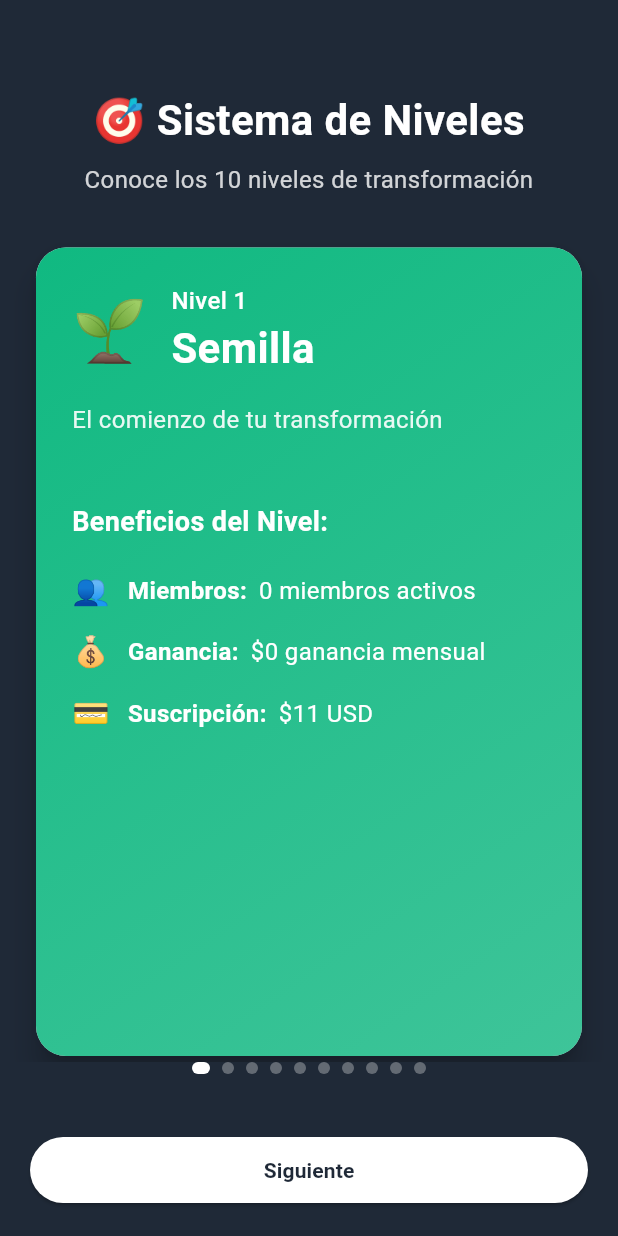
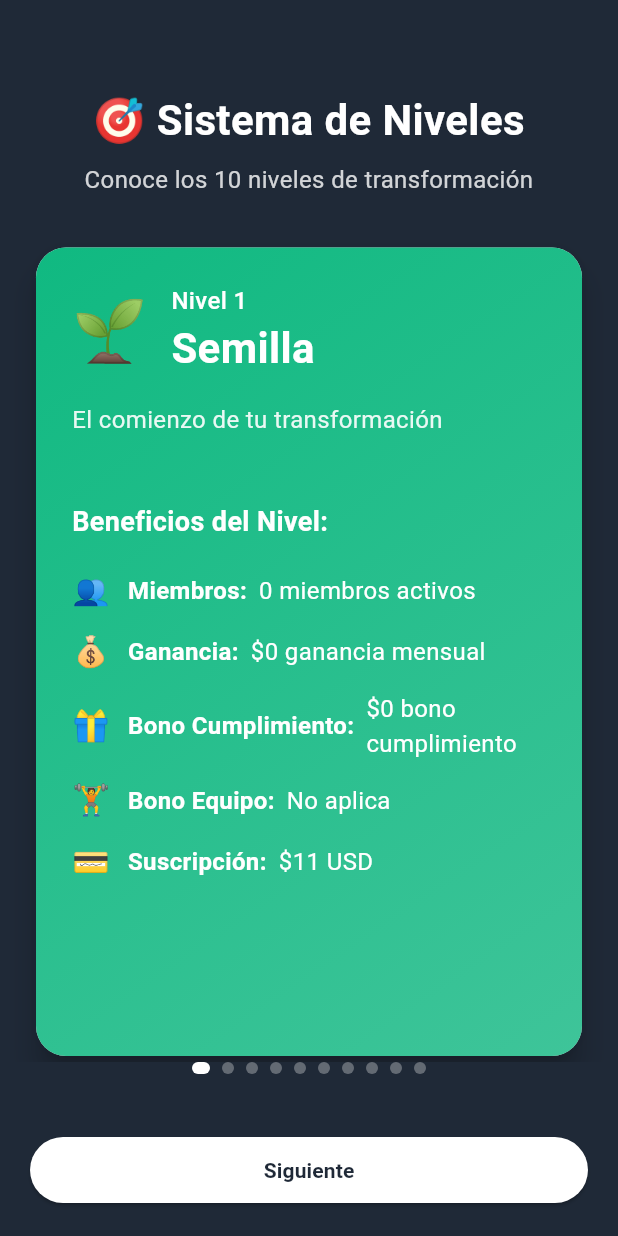
Before and after one commit to stepwinapp01/flutter-step, a Flutter app: the LevelsSystemScreen screen opened directly, on a phone screen of 412 x 824 dp. Run offline on Flutter 3.47's test engine with Material 3 defaults, Android fonts, the light colour scheme and no system bars.

Commit message:
feat: Agregar información completa de beneficios económicos en tarjetas de niveles

```diff
--- a/lib/features/levels/levels_system_screen.dart
+++ b/lib/features/levels/levels_system_screen.dart
@@ -368,6 +368,8 @@
 
               _buildBenefitRow('👥', 'Miembros:', level['members']),
               _buildBenefitRow('💰', 'Ganancia:', level['monthly']),
+              _buildBenefitRow('🎁', 'Bono Cumplimiento:', level['bonus']),
+              _buildBenefitRow('🏋️', 'Bono Equipo:', level['equipment']),
               _buildBenefitRow('💳', 'Suscripción:', level['subscription']),
 
               const SizedBox(height: 20),
```
